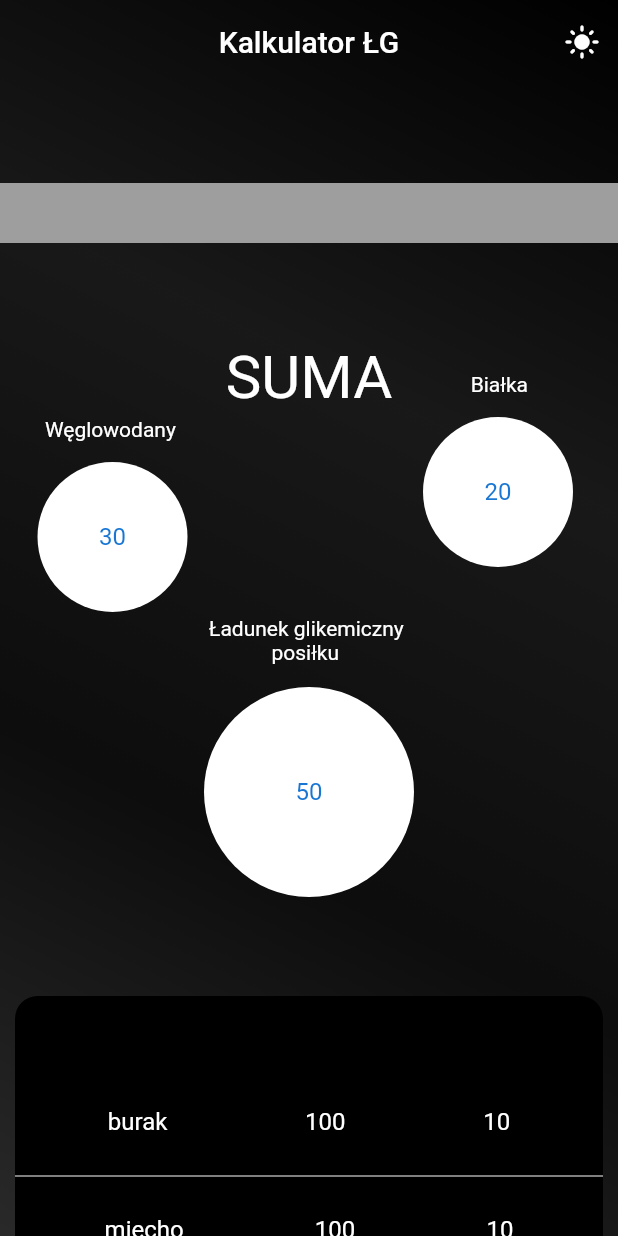
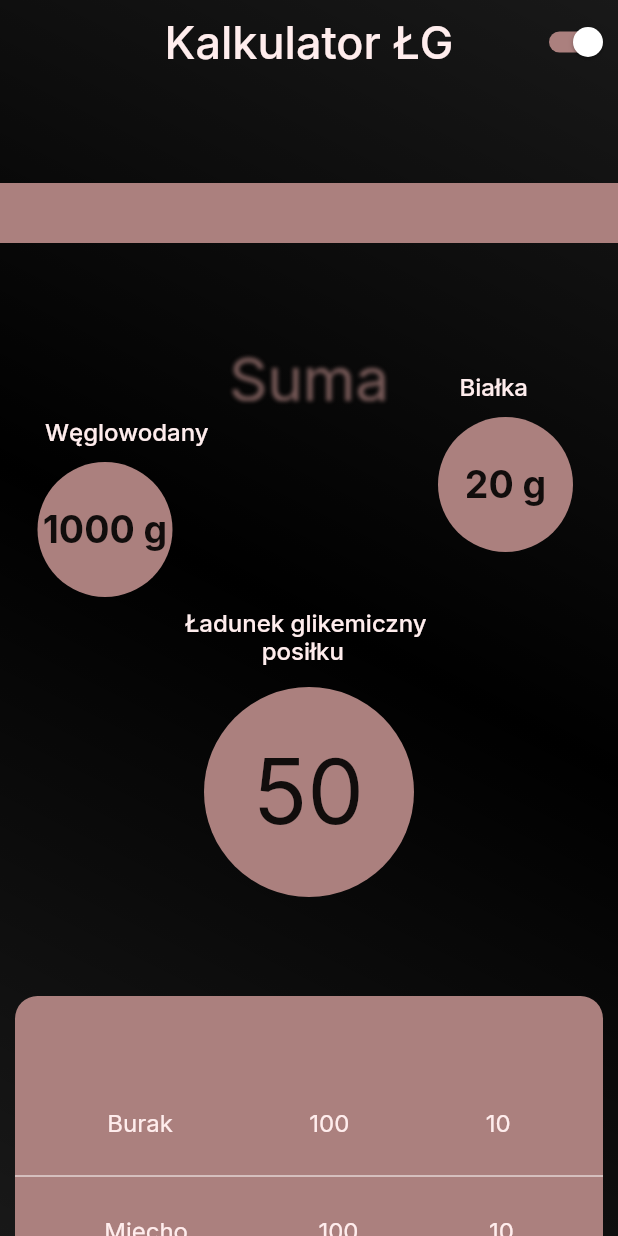
Before and after one commit to katskoru/kalkulator_LG_IG, a Flutter app: the screen it shows after launch, on a phone screen of 412 x 824 dp. Run offline on Flutter 3.47's test engine with Material 2 defaults, Android fonts, the phone set to English and light mode, and no system bars; our stand-ins replace bloc, cloud_firestore, firebase_core, flutter_bloc, google_fonts; accounts and stored records are empty.

Commit message:
working on theme

```diff
--- a/lib/models/themes/theme_data.dart
+++ b/lib/models/themes/theme_data.dart
@@ -12,23 +12,27 @@ final appThemeData = {
       elevation: 0,
     ),
     primaryColor: Color.fromARGB(255, 0, 0, 0),
-    secondaryHeaderColor: Color.fromARGB(213, 0, 0, 0),
+    secondaryHeaderColor: Color.fromARGB(255, 171, 128, 126),
+    shadowColor: Color.fromARGB(255, 255, 237, 237),
     textTheme: const TextTheme(
-      bodyText1: TextStyle(),
-      bodyText2: TextStyle(),
-    ).apply(bodyColor: Colors.white),
+      bodyText1: TextStyle(
+        color: Color.fromARGB(255, 255, 255, 255),
+      ),
+    ).apply(),
   ),
   AppTheme.lightAppTheme: ThemeData(
     appBarTheme: AppBarTheme(
       backgroundColor: Colors.transparent,
       elevation: 0,
     ),
-    primaryColor: Color(0xFFE79F8D),
-    secondaryHeaderColor: Color.fromARGB(255, 245, 191, 178),
-    scaffoldBackgroundColor: Colors.white,
+    primaryColor: Color.fromARGB(255, 231, 207, 202),
+    secondaryHeaderColor: Colors.white,
+    shadowColor: Color.fromARGB(255, 171, 128, 126),
     textTheme: const TextTheme(
-      bodyText1: TextStyle(),
-      bodyText2: TextStyle(),
+      bodyText1: TextStyle(
+        color: Colors.black,
+      ),
+      bodyText2: TextStyle(color: Color.fromARGB(255, 171, 128, 126)),
     ).apply(),
   ),
 };
--- a/lib/screens/calculator_screen.dart
+++ b/lib/screens/calculator_screen.dart
@@ -1,4 +1,7 @@
 import 'package:flutter/material.dart';
+import 'package:flutter_bloc/flutter_bloc.dart';
+import 'package:kalkulator_lg_ig/models/themes/theme_cubit.dart';
+import 'package:kalkulator_lg_ig/wigdets/my_text.dart';
 import 'package:kalkulator_lg_ig/wigdets/one_ingredient.dart';
 
 import '../wigdets/bubbles.dart';
@@ -14,13 +17,27 @@ class CalculatorScreen extends StatelessWidget {
         extendBodyBehindAppBar: true,
         appBar: AppBar(
           backgroundColor: Colors.transparent,
-          title: Text("Kalkulator ŁG"),
+          title: MyText(
+            text: "Kalkulator ŁG",
+            size: 30,
+            color: Theme.of(context).shadowColor,
+          ),
           centerTitle: true,
           actions: [
-            IconButton(
-              onPressed: () {},
-              icon: Icon(Icons.light_mode),
-            )
+            BlocBuilder<ThemeCubit, ThemeState>(
+              builder: (context, state) {
+                return Switch(
+                    focusColor: Colors.white,
+                    activeTrackColor: Theme.of(context).secondaryHeaderColor,
+                    inactiveThumbColor: Theme.of(context).secondaryHeaderColor,
+                    inactiveTrackColor: Colors.white,
+                    activeColor: Colors.white,
+                    value: state.isDarkThemeOn,
+                    onChanged: (newValue) {
+                      context.read<ThemeCubit>().toggleSwitch(newValue);
+                    });
+              },
+            ),
           ],
         ),
         body: Container(
@@ -31,10 +48,9 @@ class CalculatorScreen extends StatelessWidget {
               begin: Alignment.topRight,
               end: Alignment.bottomLeft,
               colors: [
+                Theme.of(context).primaryColor.withOpacity(0.9),
                 Theme.of(context).primaryColor,
-                Theme.of(context).secondaryHeaderColor.withOpacity(0.9),
-                Theme.of(context).primaryColor.withOpacity(0.95),
-                Theme.of(context).secondaryHeaderColor,
+                Theme.of(context).primaryColor.withOpacity(0.9),
               ],
             ),
           ),
@@ -46,14 +62,14 @@ class CalculatorScreen extends StatelessWidget {
               ),
               Container(
                 height: 40,
-                color: Colors.grey,
+                color: Theme.of(context).secondaryHeaderColor,
               ),
               Bubbles(),
               Container(
                 height: 160,
                 margin: const EdgeInsets.symmetric(horizontal: 10),
                 decoration: BoxDecoration(
-                    color: Theme.of(context).primaryColor,
+                    color: Theme.of(context).secondaryHeaderColor,
                     borderRadius: BorderRadius.only(
                         topLeft: Radius.circular(15),
                         topRight: Radius.circular(15))),
--- a/lib/wigdets/bubbles.dart
+++ b/lib/wigdets/bubbles.dart
@@ -1,4 +1,8 @@
+import 'dart:ui';
+
 import 'package:flutter/material.dart';
+import 'package:google_fonts/google_fonts.dart';
+import 'package:kalkulator_lg_ig/wigdets/my_text.dart';
 
 import 'one_ingredient.dart';
 
@@ -13,47 +17,86 @@ class Bubbles extends StatelessWidget {
       constraints: BoxConstraints(maxHeight: 370),
       child: Stack(
         alignment: Alignment.center,
-        children: const [
+        children: [
           Positioned(
-            child: Text("SUMA", style: TextStyle(fontSize: 40)),
+            child: Container(
+              child: ImageFiltered(
+                imageFilter: ImageFilter.blur(sigmaX: 1.5, sigmaY: 1.5),
+                child: MyText(
+                  text: "Suma",
+                  color: Color.fromARGB(255, 171, 128, 126).withOpacity(0.7),
+                  size: 40,
+                ),
+              ),
+            ),
             top: 0,
           ),
           Positioned(
             bottom: 0,
             child: CircleAvatar(
               radius: 70,
-              child: Text("50"),
-              backgroundColor: Colors.white,
+              child: MyText(
+                text: "50",
+                color: Colors.black.withOpacity(0.9),
+                size: 60,
+                fontWeight: FontWeight.w400,
+              ),
+              backgroundColor: Theme.of(context).secondaryHeaderColor,
             ),
           ),
           Positioned(
-            child: Text("Ładunek glikemiczny \n            posiłku"),
+            child: MyText(
+              text: "Ładunek glikemiczny \n            posiłku",
+              color: Theme.of(context).shadowColor,
+              size: 16,
+              fontWeight: FontWeight.w500,
+            ),
             bottom: 155,
           ),
           Positioned(
-            child: Text("Węglowodany"),
+            child: MyText(
+              text: "Węglowodany",
+              color: Theme.of(context).shadowColor,
+              size: 16,
+              fontWeight: FontWeight.w500,
+            ),
             top: 50,
             left: 30,
           ),
           Positioned(
-            child: Text("Białka"),
+            child: MyText(
+              text: "Białka",
+              color: Theme.of(context).shadowColor,
+              size: 16,
+              fontWeight: FontWeight.w500,
+            ),
             top: 20,
             right: 60,
           ),
           Positioned(
             child: CircleAvatar(
-              radius: 50,
-              child: Text("20"),
-              backgroundColor: Colors.white,
+              radius: 45,
+              child: MyText(
+                text: "20 g",
+                color: Colors.black.withOpacity(0.9),
+                size: 25,
+                fontWeight: FontWeight.w700,
+              ),
+              backgroundColor: Theme.of(context).secondaryHeaderColor,
             ),
             top: 50,
             right: 30,
           ),
           Positioned(
             child: CircleAvatar(
-              radius: 50,
-              child: Text("30"),
-              backgroundColor: Colors.white,
+              radius: 45,
+              child: MyText(
+                text: "1000 g",
+                color: Colors.black.withOpacity(0.9),
+                size: 25,
+                fontWeight: FontWeight.w700,
+              ),
+              backgroundColor: Theme.of(context).secondaryHeaderColor,
             ),
             top: 80,
             left: 25,
--- /dev/null
+++ b/lib/wigdets/my_text.dart
@@ -0,0 +1,23 @@
+import 'package:flutter/material.dart';
+import 'package:google_fonts/google_fonts.dart';
+
+class MyText extends StatelessWidget {
+  String? text;
+  Color? color;
+  double? size;
+  FontWeight? fontWeight;
+
+  MyText({this.color, this.size, this.text, this.fontWeight});
+
+  @override
+  Widget build(BuildContext context) {
+    return Text(
+      text!,
+      style: TextStyle(
+          color: color,
+          fontSize: size,
+          fontWeight: fontWeight,
+          fontFamily: GoogleFonts.inter().fontFamily),
+    );
+  }
+}
--- a/lib/wigdets/one_ingredient.dart
+++ b/lib/wigdets/one_ingredient.dart
@@ -1,4 +1,5 @@
 import 'package:flutter/material.dart';
+import 'package:kalkulator_lg_ig/wigdets/my_text.dart';
 
 class OneIngredient extends StatelessWidget {
   const OneIngredient({Key? key}) : super(key: key);
@@ -11,17 +12,20 @@ class OneIngredient extends StatelessWidget {
           title: Row(
             mainAxisAlignment: MainAxisAlignment.spaceAround,
             children: [
-              Text(
-                "burak",
-                style: TextStyle(color: Colors.white),
+              MyText(
+                text: "Burak",
+                color: Theme.of(context).shadowColor,
+                size: 16,
               ),
-              Text(
-                "100",
-                style: TextStyle(color: Colors.white),
+              MyText(
+                text: "100",
+                color: Theme.of(context).shadowColor,
+                size: 16,
               ),
-              Text(
-                "10",
-                style: TextStyle(color: Colors.white),
+              MyText(
+                text: "10",
+                color: Theme.of(context).shadowColor,
+                size: 16,
               ),
             ],
           ),
@@ -31,17 +35,20 @@ class OneIngredient extends StatelessWidget {
           title: Row(
             mainAxisAlignment: MainAxisAlignment.spaceAround,
             children: [
-              Text(
-                "mięcho",
-                style: TextStyle(color: Colors.white),
+              MyText(
+                text: "Mięcho",
+                color: Theme.of(context).shadowColor,
+                size: 16,
               ),
-              Text(
-                "100",
-                style: TextStyle(color: Colors.white),
+              MyText(
+                text: "100",
+                color: Theme.of(context).shadowColor,
+                size: 16,
               ),
-              Text(
-                "10",
-                style: TextStyle(color: Colors.white),
+              MyText(
+                text: "10",
+                color: Theme.of(context).shadowColor,
+                size: 16,
               ),
             ],
           ),
--- a/pubspec.yaml
+++ b/pubspec.yaml
@@ -38,6 +38,8 @@ dependencies:
   firebase_core: ^1.16.0
   flutter_bloc: ^8.0.1
   equatable: ^2.0.3
+  google_fonts: ^2.3.2
+  rolling_switch: ^0.0.2
 
 dev_dependencies:
   flutter_test:
```
Also changed, not shown: pubspec.lock.
